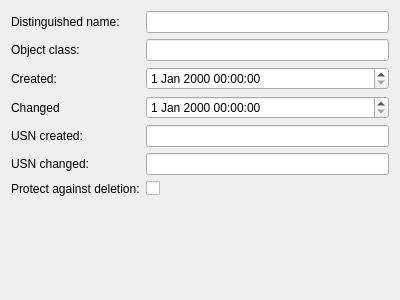
Old version of the form src/admc/tabs/object_tab.ui in the repository altlinux/admc.
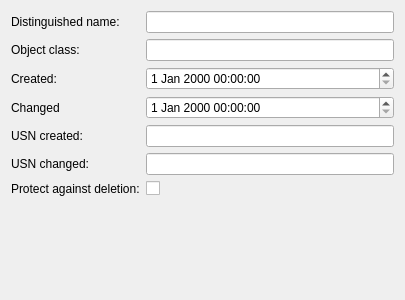
New version of the form.

Patch:
```diff
--- a/src/admc/tabs/object_tab.ui
+++ b/src/admc/tabs/object_tab.ui
@@ -6,7 +6,7 @@
    <rect>
     <x>0</x>
     <y>0</y>
-    <width>400</width>
+    <width>405</width>
     <height>300</height>
    </rect>
   </property>
```
Left out of the diff: 2 changed lines with no effect on the pictures.
